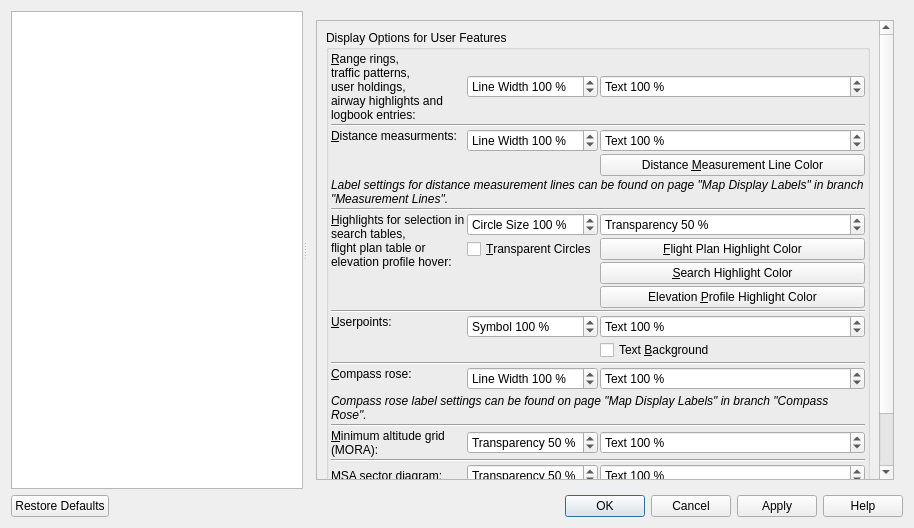
Qt form src/options/options.ui (albar965/littlenavmap) before a commit.
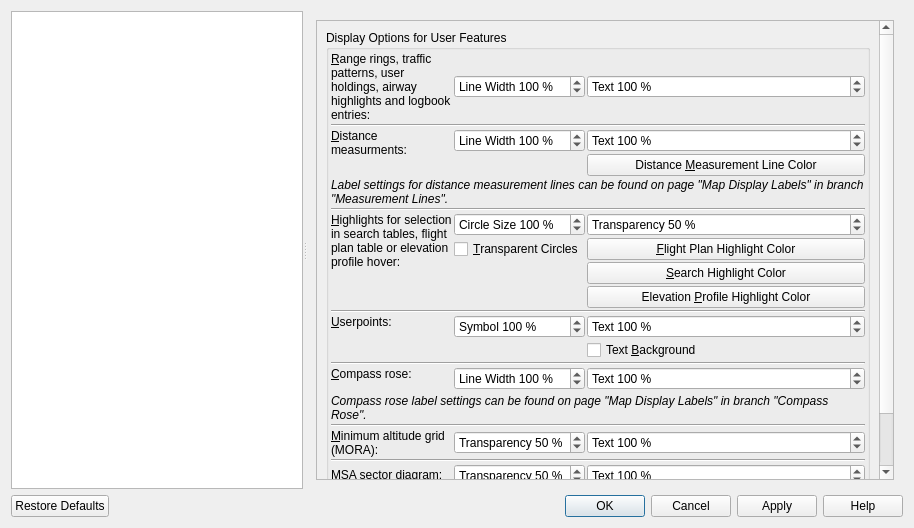
The same form after that commit. The open tabs and pages were chosen to show the change. Icons and pictures are not drawn.

Commit message: Added more help texts in options dialog.

Diff of the .ui file:
```diff
--- a/src/options/options.ui
+++ b/src/options/options.ui
@@ -4138,9 +4138,9 @@
            <property name="geometry">
             <rect>
              <x>0</x>
-             <y>-164</y>
-             <width>596</width>
-             <height>623</height>
+             <y>0</y>
+             <width>600</width>
+             <height>591</height>
             </rect>
            </property>
            <layout class="QGridLayout" name="gridLayout_35">
@@ -4211,6 +4211,12 @@
                  <property name="text">
                   <string>&amp;MSA sector diagram:</string>
                  </property>
+                 <property name="wordWrap">
+                  <bool>true</bool>
+                 </property>
+                 <property name="textInteractionFlags">
+                  <set>Qt::LinksAccessibleByMouse|Qt::TextSelectableByMouse</set>
+                 </property>
                  <property name="buddy">
                   <cstring>spinBoxOptionsDisplayTransparencyAirportMsa</cstring>
                  </property>
@@ -4313,14 +4319,17 @@
                <item row="8" column="2" rowspan="4">
                 <widget class="QLabel" name="labelOptionsMapSizeHighlight">
                  <property name="text">
-                  <string>&amp;Highlights for selection in
-search tables,
-flight plan table or
-elevation profile hover:</string>
+                  <string>&amp;Highlights for selection in search tables, flight plan table or elevation profile hover:</string>
                  </property>
                  <property name="alignment">
                   <set>Qt::AlignLeading|Qt::AlignLeft|Qt::AlignTop</set>
                  </property>
+                 <property name="wordWrap">
+                  <bool>true</bool>
+                 </property>
+                 <property name="textInteractionFlags">
+                  <set>Qt::LinksAccessibleByMouse|Qt::TextSelectableByMouse</set>
+                 </property>
                  <property name="buddy">
                   <cstring>spinBoxOptionsDisplaySymbolSizeHighlight</cstring>
                  </property>
@@ -4406,8 +4415,10 @@
                   <string/>
                  </property>
                  <property name="text">
-                  <string>&amp;Minimum altitude grid
-(MORA):</string>
+                  <string>&amp;Minimum altitude grid (MORA):</string>
+                 </property>
+                 <property name="wordWrap">
+                  <bool>true</bool>
                  </property>
                  <property name="buddy">
                   <cstring>spinBoxOptionsDisplayTransparencyMora</cstring>
@@ -4479,6 +4490,9 @@
                  <property name="alignment">
                   <set>Qt::AlignLeading|Qt::AlignLeft|Qt::AlignTop</set>
                  </property>
+                 <property name="wordWrap">
+                  <bool>true</bool>
+                 </property>
                  <property name="buddy">
                   <cstring>spinBoxOptionsDisplaySymbolSizeUserpoint</cstring>
                  </property>
@@ -4680,15 +4694,17 @@
                <item row="0" column="2">
                 <widget class="QLabel" name="labelOptionsMapSizeUserFeature">
                  <property name="text">
-                  <string>&amp;Range rings,
-traffic patterns,
-user holdings,
-airway highlights and
-logbook entries:</string>
+                  <string>&amp;Range rings, traffic patterns, user holdings, airway highlights and logbook entries:</string>
                  </property>
                  <property name="alignment">
                   <set>Qt::AlignLeading|Qt::AlignLeft|Qt::AlignTop</set>
                  </property>
+                 <property name="wordWrap">
+                  <bool>true</bool>
+                 </property>
+                 <property name="textInteractionFlags">
+                  <set>Qt::LinksAccessibleByMouse|Qt::TextSelectableByMouse</set>
+                 </property>
                  <property name="buddy">
                   <cstring>spinBoxOptionsDisplayThicknessUserFeature</cstring>
                  </property>
@@ -4744,6 +4760,9 @@
                  <property name="text">
                   <string>&amp;Compass rose:</string>
                  </property>
+                 <property name="wordWrap">
+                  <bool>true</bool>
+                 </property>
                  <property name="buddy">
                   <cstring>spinBoxOptionsDisplayThicknessCompassRose</cstring>
                  </property>
@@ -4773,6 +4792,12 @@
                  <property name="alignment">
                   <set>Qt::AlignLeading|Qt::AlignLeft|Qt::AlignTop</set>
                  </property>
+                 <property name="wordWrap">
+                  <bool>true</bool>
+                 </property>
+                 <property name="textInteractionFlags">
+                  <set>Qt::LinksAccessibleByMouse|Qt::TextSelectableByMouse</set>
+                 </property>
                  <property name="buddy">
                   <cstring>spinBoxOptionsDisplayThicknessMeasurement</cstring>
                  </property>
```
Left out of the diff: 230 changed lines with no effect on the pictures.
